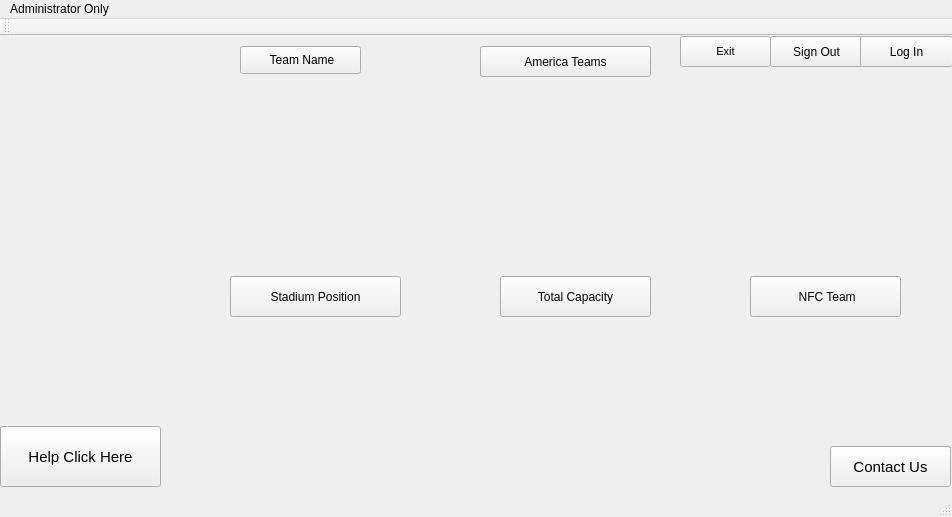
This is mainwindow.ui in Ling2251/CS1C-NFL_Porject as Qt 5 draws it before an edit. The edited form follows.
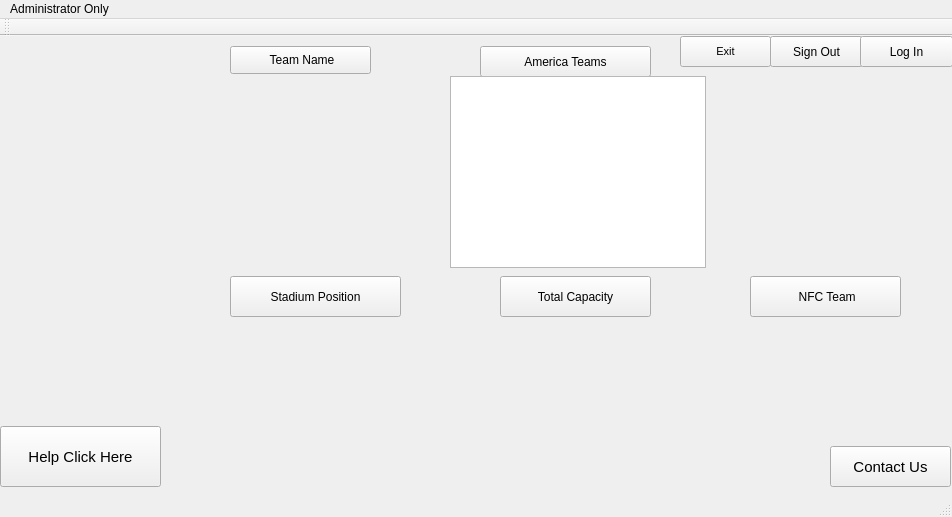
This is the edited form. Icons and pictures are not drawn.

Commit message: add table for sort function

```diff
--- a/mainwindow.ui
+++ b/mainwindow.ui
@@ -153,9 +153,6 @@
    <widget class="QPushButton" name="TeamName">
     <property name="geometry">
      <rect>
-      <x>240</x>
-      <y>10</y>
-      <width>121</width>
       <x>230</x>
       <y>10</y>
       <width>141</width>
@@ -256,6 +253,16 @@
      <bool>true</bool>
     </property>
    </widget>
+   <widget class="QTableWidget" name="teamWidget">
+    <property name="geometry">
+     <rect>
+      <x>450</x>
+      <y>40</y>
+      <width>256</width>
+      <height>192</height>
+     </rect>
+    </property>
+   </widget>
   </widget>
   <widget class="QStatusBar" name="statusbar"/>
   <widget class="QMenuBar" name="menuBar">
```
Left out of the diff: 2 changed lines with no effect on the pictures. The commit also changes 2 other files.
